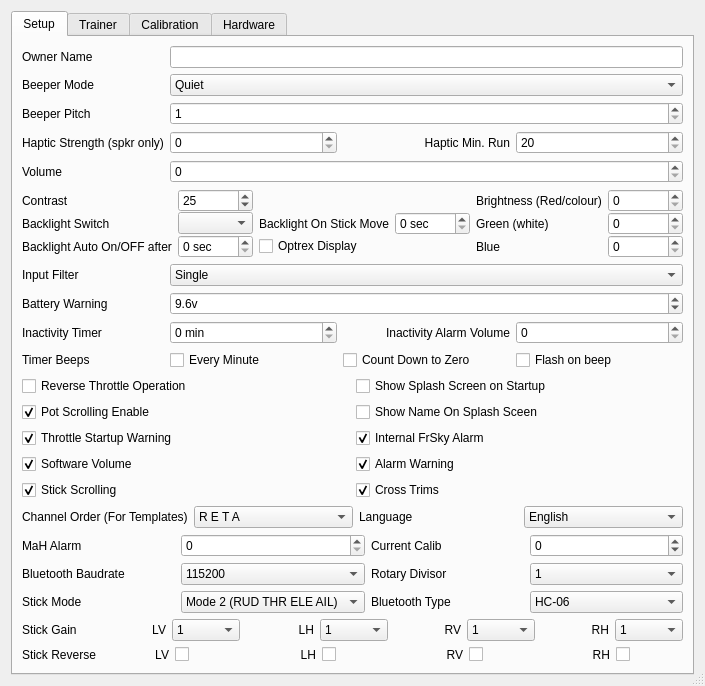
This is eepe/eepskye/src/generaledit.ui in MikeBland/mbtx as Qt 5 draws it before an edit. The edited form follows.
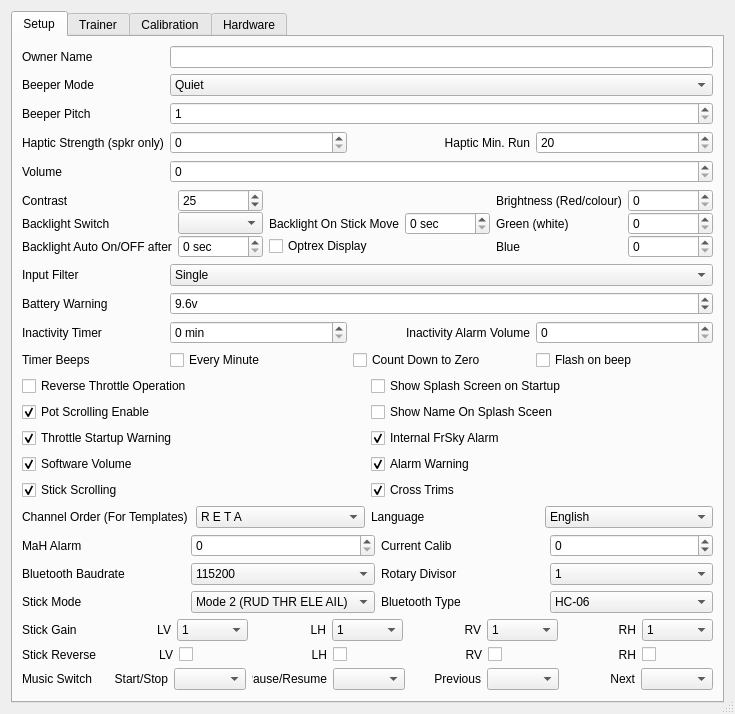
This is the edited form. The open tabs and pages were chosen to show the change. Icons and pictures are not drawn.

```diff
--- a/eepe/eepskye/src/generaledit.ui
+++ b/eepe/eepskye/src/generaledit.ui
@@ -1154,7 +1154,7 @@
          </item>
         </layout>
        </item>
-       <item row="21" column="0" colspan="2">
+       <item row="22" column="0" colspan="2">
         <spacer name="verticalSpacer_2">
          <property name="orientation">
           <enum>Qt::Vertical</enum>
@@ -1797,6 +1797,174 @@
          </property>
         </widget>
        </item>
+       <item row="21" column="0" colspan="2">
+        <layout class="QHBoxLayout" name="horizontalLayout_6">
+         <item>
+          <widget class="QLabel" name="label_49">
+           <property name="minimumSize">
+            <size>
+             <width>70</width>
+             <height>0</height>
+            </size>
+           </property>
+           <property name="toolTip">
+            <string>&lt;html&gt;&lt;head/&gt;&lt;body&gt;&lt;p&gt;If the stock stick assemblies are replaced with a different type (such as Taranis or Aurora 9 gimbals), one or more stick&lt;span style=&quot; color:#000000;&quot;&gt; axes &lt;/span&gt;may work in directions opposite to the associated trims. The Stick Reverse function is provided purely to correct this situation.&lt;/p&gt;&lt;/body&gt;&lt;/html&gt;</string>
+           </property>
+           <property name="text">
+            <string>Music Switches</string>
+           </property>
+          </widget>
+         </item>
+         <item>
+          <widget class="QLabel" name="label_50">
+           <property name="minimumSize">
+            <size>
+             <width>70</width>
+             <height>0</height>
+            </size>
+           </property>
+           <property name="toolTip">
+            <string>&lt;html&gt;&lt;head/&gt;&lt;body&gt;&lt;p&gt;If the stock stick assemblies are replaced with a different type (such as Taranis or Aurora 9 gimbals), one or more stick&lt;span style=&quot; color:#000000;&quot;&gt; axes &lt;/span&gt;may work in directions opposite to the associated trims. The Stick Reverse function is provided purely to correct this situation.&lt;/p&gt;&lt;/body&gt;&lt;/html&gt;</string>
+           </property>
+           <property name="text">
+            <string>Start/Stop</string>
+           </property>
+           <property name="alignment">
+            <set>Qt::AlignRight|Qt::AlignTrailing|Qt::AlignVCenter</set>
+           </property>
+          </widget>
+         </item>
+         <item>
+          <widget class="QComboBox" name="MusicStartCB">
+           <property name="toolTip">
+            <string/>
+           </property>
+           <property name="statusTip">
+            <string/>
+           </property>
+           <property name="whatsThis">
+            <string>This is the switch selectrion for turning on the backlight (if installed).
+
+</string>
+           </property>
+           <property name="currentIndex">
+            <number>-1</number>
+           </property>
+          </widget>
+         </item>
+         <item>
+          <widget class="QLabel" name="label_52">
+           <property name="minimumSize">
+            <size>
+             <width>75</width>
+             <height>0</height>
+            </size>
+           </property>
+           <property name="toolTip">
+            <string>&lt;html&gt;&lt;head/&gt;&lt;body&gt;&lt;p&gt;If the stock stick assemblies are replaced with a different type (such as Taranis or Aurora 9 gimbals), one or more stick&lt;span style=&quot; color:#000000;&quot;&gt; axes &lt;/span&gt;may work in directions opposite to the associated trims. The Stick Reverse function is provided purely to correct this situation.&lt;/p&gt;&lt;/body&gt;&lt;/html&gt;</string>
+           </property>
+           <property name="text">
+            <string>Pause/Resume</string>
+           </property>
+           <property name="alignment">
+            <set>Qt::AlignRight|Qt::AlignTrailing|Qt::AlignVCenter</set>
+           </property>
+          </widget>
+         </item>
+         <item>
+          <widget class="QComboBox" name="MusicPauseCB">
+           <property name="toolTip">
+            <string/>
+           </property>
+           <property name="statusTip">
+            <string/>
+           </property>
+           <property name="whatsThis">
+            <string>This is the switch selectrion for turning on the backlight (if installed).
+
+</string>
+           </property>
+           <property name="currentIndex">
+            <number>-1</number>
+           </property>
+          </widget>
+         </item>
+         <item>
+          <widget class="QLabel" name="label_61">
+           <property name="minimumSize">
+            <size>
+             <width>70</width>
+             <height>0</height>
+            </size>
+           </property>
+           <property name="toolTip">
+            <string>&lt;html&gt;&lt;head/&gt;&lt;body&gt;&lt;p&gt;If the stock stick assemblies are replaced with a different type (such as Taranis or Aurora 9 gimbals), one or more stick&lt;span style=&quot; color:#000000;&quot;&gt; axes &lt;/span&gt;may work in directions opposite to the associated trims. The Stick Reverse function is provided purely to correct this situation.&lt;/p&gt;&lt;/body&gt;&lt;/html&gt;</string>
+           </property>
+           <property name="text">
+            <string>Previous</string>
+           </property>
+           <property name="alignment">
+            <set>Qt::AlignRight|Qt::AlignTrailing|Qt::AlignVCenter</set>
+           </property>
+          </widget>
+         </item>
+         <item>
+          <widget class="QComboBox" name="MusicPrevCB">
+           <property name="toolTip">
+            <string/>
+           </property>
+           <property name="statusTip">
+            <string/>
+           </property>
+           <property name="whatsThis">
+            <string>This is the switch selectrion for turning on the backlight (if installed).
+
+</string>
+           </property>
+           <property name="currentIndex">
+            <number>-1</number>
+           </property>
+          </widget>
+         </item>
+         <item>
+          <widget class="QLabel" name="label_62">
+           <property name="minimumSize">
+            <size>
+             <width>70</width>
+             <height>0</height>
+            </size>
+           </property>
+           <property name="toolTip">
+            <string>&lt;html&gt;&lt;head/&gt;&lt;body&gt;&lt;p&gt;If the stock stick assemblies are replaced with a different type (such as Taranis or Aurora 9 gimbals), one or more stick&lt;span style=&quot; color:#000000;&quot;&gt; axes &lt;/span&gt;may work in directions opposite to the associated trims. The Stick Reverse function is provided purely to correct this situation.&lt;/p&gt;&lt;/body&gt;&lt;/html&gt;</string>
+           </property>
+           <property name="text">
+            <string>Next</string>
+           </property>
+           <property name="alignment">
+            <set>Qt::AlignRight|Qt::AlignTrailing|Qt::AlignVCenter</set>
+           </property>
+          </widget>
+         </item>
+         <item>
+          <widget class="QComboBox" name="MusicNextCB">
+           <property name="toolTip">
+            <string/>
+           </property>
+           <property name="statusTip">
+            <string/>
+           </property>
+           <property name="whatsThis">
+            <string>This is the switch selectrion for turning on the backlight (if installed).
+
+</string>
+           </property>
+           <property name="currentIndex">
+            <number>-1</number>
+           </property>
+          </widget>
+         </item>
+        </layout>
+       </item>
       </layout>
      </widget>
      <widget class="QWidget" name="tab">
```
Left out of the diff: 2 changed lines with no effect on the pictures.
